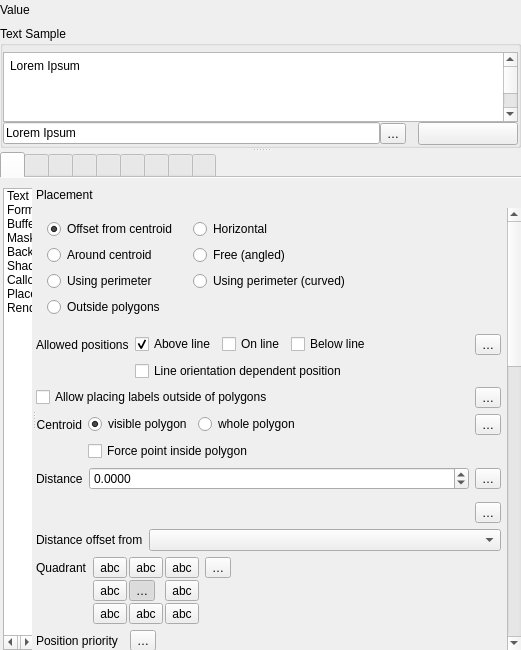
Before: the Qt Designer form src/ui/qgstextformatwidgetbase.ui in carsmie/QGIS, drawn with Qt 5.
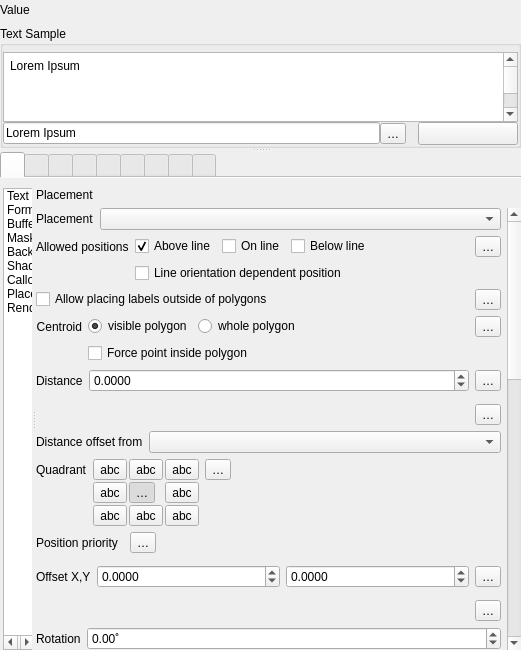
After: the same form once the commit is applied. The open tabs and pages were chosen to show the change. Icons and pictures are not drawn. Custom widgets are drawn as their Qt base class.

Commit message:
[labeling][ui] Change placement mode selection widget from radio buttons to combo box
The radio buttons don't work well here -- they cause a massive
gap in the placement UI layout for anything but polygon
layers. Using a combobox is also much more compact, giving us
some extra space to use for more helpful explanatory text

```diff
--- a/src/ui/qgstextformatwidgetbase.ui
+++ b/src/ui/qgstextformatwidgetbase.ui
@@ -4126,9 +4126,9 @@
                      <property name="geometry">
                       <rect>
                        <x>0</x>
-                       <y>-601</y>
+                       <y>0</y>
                        <width>471</width>
-                       <height>1459</height>
+                       <height>1352</height>
                       </rect>
                      </property>
                      <layout class="QVBoxLayout" name="verticalLayout_11">
@@ -4145,254 +4145,21 @@
                        <number>0</number>
                       </property>
                       <item>
-                       <widget class="QFrame" name="mPlacementTypeFrame">
-                        <property name="sizePolicy">
-                         <sizepolicy hsizetype="Preferred" vsizetype="Maximum">
-                          <horstretch>0</horstretch>
-                          <verstretch>0</verstretch>
-                         </sizepolicy>
+                       <layout class="QHBoxLayout" name="horizontalLayout_14" stretch="0,1">
+                        <property name="topMargin">
+                         <number>0</number>
                         </property>
-                        <property name="frameShape">
-                         <enum>QFrame::NoFrame</enum>
-                        </property>
-                        <property name="frameShadow">
-                         <enum>QFrame::Sunken</enum>
-                        </property>
-                        <layout class="QVBoxLayout" name="verticalLayout_9">
-                         <property name="leftMargin">
-                          <number>0</number>
-                         </property>
-                         <property name="topMargin">
-                          <number>0</number>
-                         </property>
-                         <property name="rightMargin">
-                          <number>0</number>
-                         </property>
-                         <property name="bottomMargin">
-                          <number>0</number>
-                         </property>
-                         <item>
-                          <widget class="QStackedWidget" name="stackedPlacement">
-                           <property name="frameShape">
-                            <enum>QFrame::NoFrame</enum>
-                           </property>
-                           <property name="frameShadow">
-                            <enum>QFrame::Sunken</enum>
-                           </property>
-                           <property name="currentIndex">
-                            <number>2</number>
-                           </property>
-                           <widget class="QWidget" name="pagePoint">
-                            <layout class="QGridLayout" name="gridLayout_13" columnstretch="0,0,0,0">
-                             <property name="leftMargin">
-                              <number>0</number>
-                             </property>
-                             <property name="topMargin">
-                              <number>0</number>
-                             </property>
-                             <property name="rightMargin">
-                              <number>0</number>
-                             </property>
-                             <property name="bottomMargin">
-                              <number>0</number>
-                             </property>
-                             <item row="0" column="1">
-                              <widget class="QRadioButton" name="radAroundPoint">
-                               <property name="toolTip">
-                                <string>Labels are placed in an equal radius circle around point features.</string>
-                               </property>
-                               <property name="text">
-                                <string>Around point</string>
-                               </property>
-                               <property name="checked">
-                                <bool>true</bool>
-                               </property>
-                              </widget>
-                             </item>
-                             <item row="0" column="2">
-                              <widget class="QRadioButton" name="radOverPoint">
-                               <property name="toolTip">
-                                <string>Labels are placed at a fixed offset from the point.</string>
-                               </property>
-                               <property name="text">
-                                <string>Offset from point</string>
-                               </property>
-                              </widget>
-                             </item>
-                             <item row="0" column="0">
-                              <widget class="QRadioButton" name="radPredefinedOrder">
-                               <property name="toolTip">
-                                <string>Uses 'ideal' cartographic placements, prioritizing label placement with best visual relationship with the point feature</string>
-                               </property>
-                               <property name="text">
-                                <string>Cartographic</string>
-                               </property>
-                              </widget>
-                             </item>
-                             <item row="0" column="3">
-                              <spacer name="horizontalSpacer_25">
-                               <property name="orientation">
-                                <enum>Qt::Horizontal</enum>
-                               </property>
-                               <property name="sizeHint" stdset="0">
-                                <size>
-                                 <width>40</width>
-                                 <height>20</height>
-                                </size>
-                               </property>
-                              </spacer>
-                             </item>
-                            </layout>
-                           </widget>
-                           <widget class="QWidget" name="pageLine">
-                            <layout class="QGridLayout" name="gridLayout_14">
-                             <property name="leftMargin">
-                              <number>0</number>
-                             </property>
-                             <property name="topMargin">
-                              <number>0</number>
-                             </property>
-                             <property name="rightMargin">
-                              <number>0</number>
-                             </property>
-                             <property name="bottomMargin">
-                              <number>0</number>
-                             </property>
-                             <item row="0" column="1">
-                              <widget class="QRadioButton" name="radLineCurved">
-                               <property name="sizePolicy">
-                                <sizepolicy hsizetype="Maximum" vsizetype="Fixed">
-                                 <horstretch>0</horstretch>
-                                 <verstretch>0</verstretch>
-                                </sizepolicy>
-                               </property>
-                               <property name="text">
-                                <string>Curved</string>
-                               </property>
-                              </widget>
-                             </item>
-                             <item row="0" column="0">
-                              <widget class="QRadioButton" name="radLineParallel">
-                               <property name="sizePolicy">
-                                <sizepolicy hsizetype="Maximum" vsizetype="Fixed">
-                                 <horstretch>0</horstretch>
-                                 <verstretch>0</verstretch>
-                                </sizepolicy>
-                               </property>
-                               <property name="text">
-                                <string>Parallel</string>
-                               </property>
-                               <property name="checked">
-                                <bool>true</bool>
-                               </property>
-                              </widget>
-                             </item>
-                             <item row="0" column="2">
-                              <widget class="QRadioButton" name="radLineHorizontal">
-                               <property name="text">
-                                <string>Horizontal</string>
-                               </property>
-                              </widget>
-                             </item>
-                            </layout>
-                           </widget>
-                           <widget class="QWidget" name="pagePolygon">
-                            <layout class="QGridLayout" name="gridLayout_18">
-                             <item row="0" column="0">
-                              <widget class="QRadioButton" name="radOverCentroid">
-                               <property name="sizePolicy">
-                                <sizepolicy hsizetype="Maximum" vsizetype="Fixed">
-                                 <horstretch>0</horstretch>
-                                 <verstretch>0</verstretch>
-                                </sizepolicy>
-                               </property>
-                               <property name="text">
-                                <string>Offset from centroid</string>
-                               </property>
-                               <property name="checked">
-                                <bool>true</bool>
-                               </property>
-                              </widget>
-                             </item>
-                             <item row="0" column="1">
-                              <widget class="QRadioButton" name="radPolygonHorizontal">
-                               <property name="text">
-                                <string>Horizontal</string>
-                               </property>
-                              </widget>
-                             </item>
-                             <item row="1" column="1">
-                              <widget class="QRadioButton" name="radPolygonFree">
-                               <property name="text">
-                                <string>Free (angled)</string>
-                               </property>
-                              </widget>
-                             </item>
-                             <item row="1" column="0">
-                              <widget class="QRadioButton" name="radAroundCentroid">
-                               <property name="sizePolicy">
-                                <sizepolicy hsizetype="Maximum" vsizetype="Fixed">
-                                 <horstretch>0</horstretch>
-                                 <verstretch>0</verstretch>
-                                </sizepolicy>
-                               </property>
-                               <property name="text">
-                                <string>Around centroid</string>
-                               </property>
-                              </widget>
-                             </item>
-                             <item row="2" column="0">
-                              <widget class="QRadioButton" name="radPolygonPerimeter">
-                               <property name="sizePolicy">
-                                <sizepolicy hsizetype="MinimumExpanding" vsizetype="Fixed">
-                                 <horstretch>0</horstretch>
-                                 <verstretch>0</verstretch>
-                                </sizepolicy>
-                               </property>
-                               <property name="text">
-                                <string>Using perimeter</string>
-                               </property>
-                              </widget>
-                             </item>
-                             <item row="1" column="3">
-                              <spacer name="horizontalSpacer_26">
-                               <property name="orientation">
-                                <enum>Qt::Horizontal</enum>
-                               </property>
-                               <property name="sizeHint" stdset="0">
-                                <size>
-                                 <width>40</width>
-                                 <height>20</height>
-                                </size>
-                               </property>
-                              </spacer>
-                             </item>
-                             <item row="2" column="1">
-                              <widget class="QRadioButton" name="radPolygonPerimeterCurved">
-                               <property name="sizePolicy">
-                                <sizepolicy hsizetype="MinimumExpanding" vsizetype="Fixed">
-                                 <horstretch>0</horstretch>
-                                 <verstretch>0</verstretch>
-                                </sizepolicy>
-                               </property>
-                               <property name="text">
-                                <string>Using perimeter (curved)</string>
-                               </property>
-                              </widget>
-                             </item>
-                             <item row="3" column="0">
-                              <widget class="QRadioButton" name="radPolygonOutside">
-                               <property name="text">
-                                <string>Outside polygons</string>
-                               </property>
-                              </widget>
-                             </item>
-                            </layout>
-                           </widget>
-                          </widget>
-                         </item>
-                        </layout>
-                       </widget>
+                        <item>
+                         <widget class="QLabel" name="label_2">
+                          <property name="text">
+                           <string>Placement</string>
+                          </property>
+                         </widget>
+                        </item>
+                        <item>
+                         <widget class="QComboBox" name="mPlacementModeComboBox"/>
+                        </item>
+                       </layout>
                       </item>
                       <item>
                        <widget class="QFrame" name="mPlacementLineFrame">
```
Left out of the diff: 17 changed lines with no effect on the pictures. The commit also changes 5 other files.
